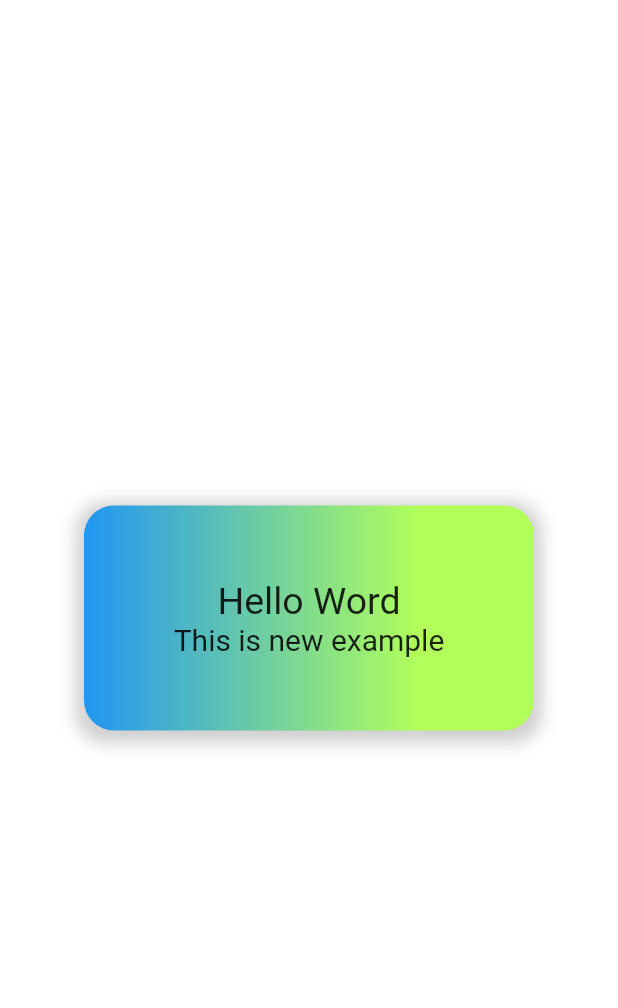
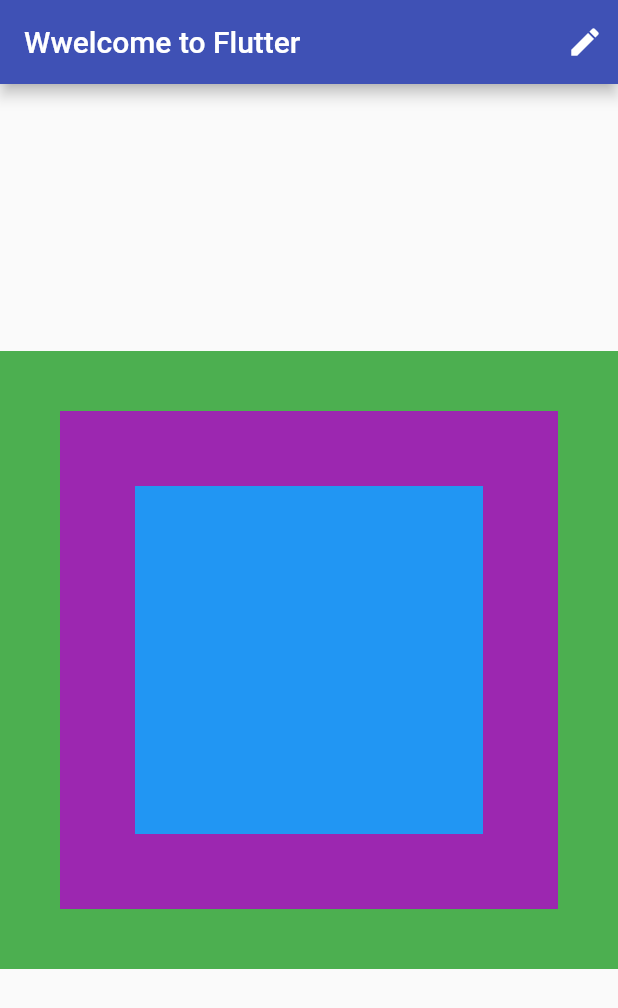
Before and after one commit to Abdalrhman33/cookbook, a Flutter app: the screen it shows after launch, on a phone screen of 412 x 824 dp. Shown: the top 1008 px of the screen. Run offline on Flutter 3.47's test engine with Material 2 defaults, Android fonts, the phone set to English and light mode, and no system bars.

Commit message:
تطبيق أمثلة الكتاب

```diff
--- /dev/null
+++ b/lib/basic_screen.dart
@@ -0,0 +1,26 @@
+import 'package:flutter/cupertino.dart';
+import 'package:flutter/material.dart';
+import 'immutable_widget.dart.dart';
+
+class BasicScreen extends StatelessWidget {
+  const BasicScreen({Key? key}) : super(key: key);
+
+  @override
+  Widget build(BuildContext context) {
+    return Scaffold(
+      appBar: AppBar(
+        backgroundColor: Colors.indigo,
+        title: const Text("Wwelcome to Flutter"),
+        actions: const <Widget>[
+          Padding(padding: EdgeInsets.all(10.0), child: Icon(Icons.edit))
+        ],
+      ),
+      body: const Center(
+        child: AspectRatio(
+          aspectRatio: 1.0,
+          child: ImmutableWidget(),
+        ),
+      ),
+    );
+  }
+}
--- a/lib/immutable_widget.dart.dart
+++ b/lib/immutable_widget.dart.dart
@@ -6,73 +6,83 @@ class ImmutableWidget extends StatelessWidget {
 
   @override
   Widget build(BuildContext context) {
-    return Scaffold(
-      backgroundColor: Colors.white,
-      body: Center(
-        child: Container(
-          decoration: BoxDecoration(
-              gradient: LinearGradient(
-                  begin: Alignment.bottomLeft,
-                  end: Alignment(0.5, 1),
-                  colors: <Color>[
-                Colors.blue,
-                // Color(0xff5b0060
-                // Color(0xffca485c),
-                // Color(0xffe16b5c),
-                // Color(0xfff39060),
-                Colors.lightGreenAccent,
-              ]),
-          borderRadius: BorderRadius.circular(20),
-          boxShadow:[
-            BoxShadow(
-              color: Colors.grey.withOpacity(0.5),
-              spreadRadius: 5,
-              blurRadius: 9,
-              offset: Offset(0, 3), // changes position of shadow
-            ),
-          ], ),
-          margin: const EdgeInsets.all(10.0),
-          width: 300.0,
-          height: 150.0,
+    return SafeArea(
+      child: Container(
+          color: Colors.green,
+         // margin: const EdgeInsets.all(10.0),
+         //  width: 70.0,
+         //  height: 70.0,
+          child: Padding(
+          padding: EdgeInsets.all(40),
+             child: Container(
+               color: Colors.purple,
+               child: Padding(
+                 padding: const EdgeInsets.all(50.0),
+                 child: Container(
+                   color: Colors.blue,
+                   // height: 100,
+                   // width: 100,
+                   // decoration: BoxDecoration(
 
-          child: Column(
-            mainAxisAlignment: MainAxisAlignment.center,
-            children: [
-              Text(
-                "Hello Word",
-                style: TextStyle(fontSize: 25),
-              ),
-              Text(
-                "This is new example",
-                style: TextStyle(fontSize: 20),
-              ),
-            ],
+               //    ),
+                 ),
+               ),
+             ),
           ),
-        ),
       ),
     );
-    //Container(
-    //     color: Colors.green,
-    //     margin: const EdgeInsets.all(10.0),
-    //     width: 70.0,
-    //     height: 70.0,
-    // //     child: Padding(
-    // //     padding: EdgeInsets.all(40),
-    // //        child: Container(
-    // // color: Colors.purple,
-    // //          child: Padding(
-    // //            padding: const EdgeInsets.all(50.0),
-    // //            child: Container(
-    // //              color: Colors.blue,
-    // //              height: 100,
-    // //              width: 100,
-    // //              decoration: BoxDecoration(
-    // //
-    // //              ),
-    // //            ),
-    // //          ),
-    // //        ),
-    // //     ),
+    // return const Scaffold(
+    //   backgroundColor: Colors.white,
+    //
+    //   //Exercise
+    //   body: Center(
+    //
+    //   ),
     // );
+      //   child: Container(
+      //     decoration: BoxDecoration(
+      //         gradient: LinearGradient(
+      //             begin: Alignment.bottomLeft,
+      //             end: Alignment(0.5, 1),
+      //             colors: <Color>[
+      //           Colors.blue,
+      //           // Color(0xff5b0060
+      //           // Color(0xffca485c),
+      //           // Color(0xffe16b5c),
+      //           // Color(0xfff39060),
+      //           Colors.lightGreenAccent,
+      //         ]),
+      //     borderRadius: BorderRadius.circular(20),
+      //     boxShadow:[
+      //       BoxShadow(
+      //         color: Colors.grey.withOpacity(0.5),
+      //         spreadRadius: 5,
+      //         blurRadius: 9,
+      //         offset: Offset(0, 3), // changes position of shadow
+      //       ),
+      //     ], ),
+      //     margin: const EdgeInsets.all(10.0),
+      //     width: 300.0,
+      //     height: 150.0,
+      //
+      //     child: Column(
+      //       mainAxisAlignment: MainAxisAlignment.center,
+      //       children: [
+      //         Text(
+      //           "Hello Word",
+      //           style: TextStyle(fontSize: 25),
+      //         ),
+      //         Text(
+      //           "This is new example",
+      //           style: TextStyle(fontSize: 20),
+      //         ),
+      //       ],
+      //     ),
+      //   ),
+
+
+    //Example in the book
+
+
   }
 }
--- a/lib/main.dart
+++ b/lib/main.dart
@@ -1,4 +1,5 @@
 import 'package:flutter/material.dart';
+import 'basic_screen.dart';
 import 'immutable_widget.dart.dart';
 void main() => runApp(const MyApp());
 
@@ -7,8 +8,8 @@ class MyApp extends StatelessWidget {
 
   @override
   Widget build(BuildContext context) {
-    return MaterialApp(
-      home: ImmutableWidget(),
+    return const MaterialApp(
+      home:  BasicScreen(),
     );
   }
 }
```
